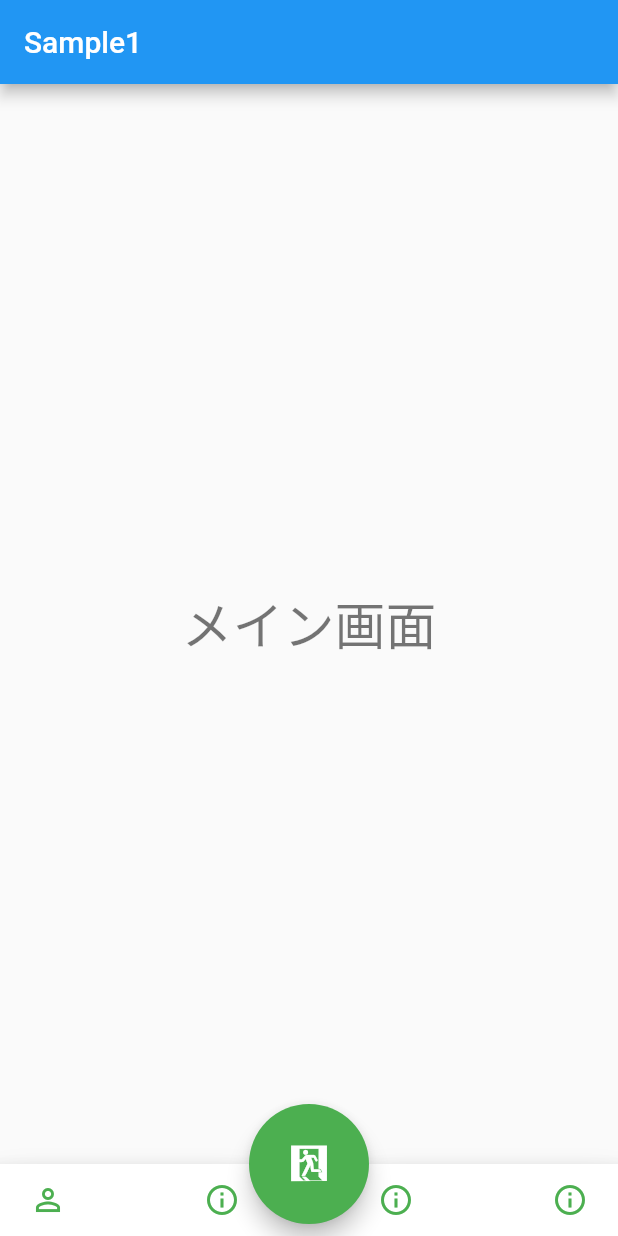
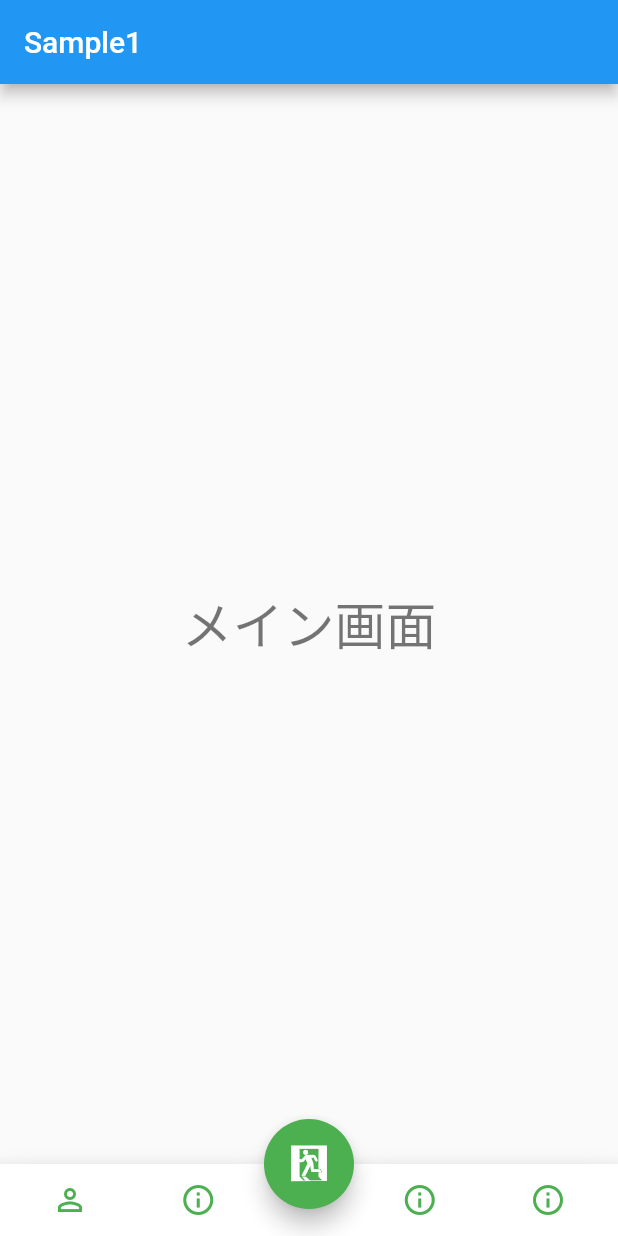
Before and after one commit to jw-fujibayashi/test-flutter-firebase, a Flutter app: the screen it shows after launch, on a phone screen of 412 x 824 dp. Run offline on Flutter 3.47's test engine with Material 2 defaults, Android fonts, the phone set to English and light mode, and no system bars.

Commit message:
ボタンとナブバー追加

```diff
--- a/lib/main.dart
+++ b/lib/main.dart
@@ -132,8 +132,8 @@ class _MyHomePageState extends State<MyHomePage> {
             floatingActionButtonLocation:
                 FloatingActionButtonLocation.centerDocked,
             floatingActionButton: Container(
-                width: 80,
-                height: 80,
+                width: 60,
+                height: 60,
                 child: FloatingActionButton(
                   backgroundColor: Theme.of(context).accentColor, //ボタンの背景色
                   onPressed: () {}, //ボタンの関数
@@ -149,10 +149,10 @@ class _MyHomePageState extends State<MyHomePage> {
                 ),
               ),
               child: Padding(
-                padding: const EdgeInsets.symmetric(horizontal: 8.0),
+                padding: const EdgeInsets.symmetric(horizontal: 4.0),
                 child: new Row(
                   mainAxisSize: MainAxisSize.max,
-                  mainAxisAlignment: MainAxisAlignment.spaceBetween,
+                  mainAxisAlignment: MainAxisAlignment.spaceAround,
                   children: <Widget>[
                     IconButton(
                       icon: Icon(
@@ -168,6 +168,7 @@ class _MyHomePageState extends State<MyHomePage> {
                       ),
                       onPressed: () {},
                     ),
+                    SizedBox(width: 25),
                     IconButton(
                       icon: Icon(
                         Icons.info_outline,
```
